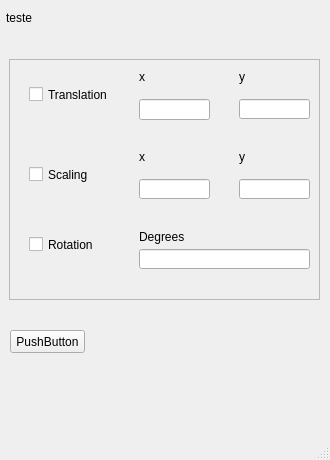
Above: GraphicalSystem2D/src/UI/DesignerUI/transformations.ui from caioopra/ine5420-comp-grafica before the change. Below: the same form after it.
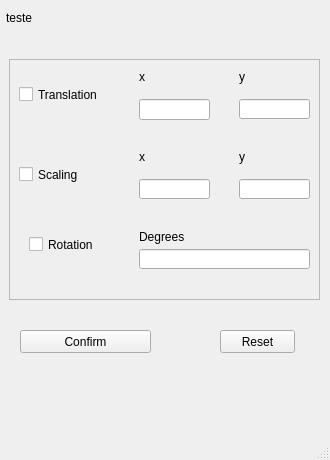
That is the form after the change.

Commit message: Created modal for transformations

What changed in the file:
```diff
--- a/GraphicalSystem2D/src/UI/DesignerUI/transformations.ui
+++ b/GraphicalSystem2D/src/UI/DesignerUI/transformations.ui
@@ -45,9 +45,9 @@
     <widget class="QCheckBox" name="translationCheckbox">
      <property name="geometry">
       <rect>
-       <x>20</x>
+       <x>10</x>
        <y>20</y>
-       <width>81</width>
+       <width>91</width>
        <height>31</height>
       </rect>
      </property>
@@ -58,7 +58,7 @@
     <widget class="QCheckBox" name="scalingCheckbox">
      <property name="geometry">
       <rect>
-       <x>20</x>
+       <x>10</x>
        <y>90</y>
        <width>71</width>
        <height>51</height>
@@ -200,14 +200,27 @@
    <widget class="QPushButton" name="pushButton">
     <property name="geometry">
      <rect>
-      <x>10</x>
+      <x>20</x>
+      <y>330</y>
+      <width>131</width>
+      <height>23</height>
+     </rect>
+    </property>
+    <property name="text">
+     <string>Confirm</string>
+    </property>
+   </widget>
+   <widget class="QPushButton" name="resetTransformButton">
+    <property name="geometry">
+     <rect>
+      <x>220</x>
       <y>330</y>
       <width>75</width>
       <height>23</height>
      </rect>
     </property>
     <property name="text">
-     <string>PushButton</string>
+     <string>Reset</string>
     </property>
    </widget>
   </widget>
```
Left out of the diff: 4 changed lines with no effect on the pictures. The commit also changes 3 other files.
